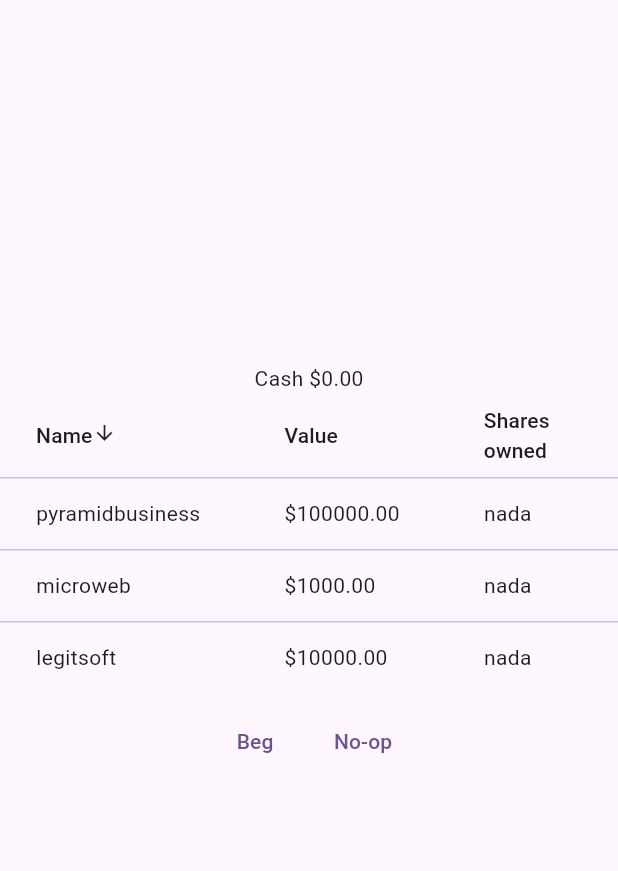
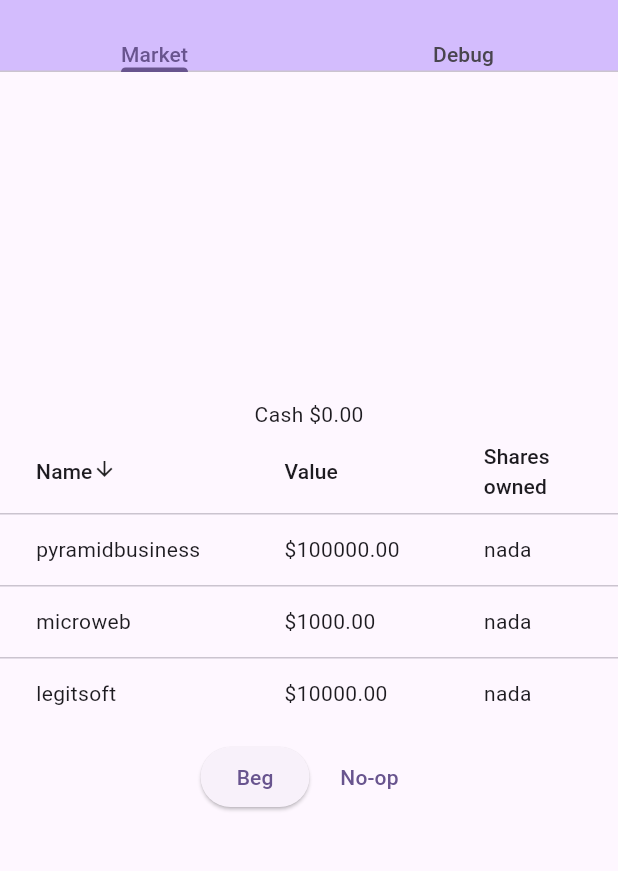
Before and after one commit to christopherfujino/stock_ticker, a Flutter app: the screen it shows after launch, on a phone screen of 412 x 824 dp, the part 84-955 px from its top. Run offline on Flutter 3.47's test engine with Material 2 defaults, Android fonts, the light colour scheme and no system bars.

Commit message:
add tabs with debug view

```diff
--- a/stock_ticker_ui/lib/main.dart
+++ b/stock_ticker_ui/lib/main.dart
@@ -1,5 +1,6 @@
 import 'package:flutter/material.dart';
 
+import 'src/debug.dart';
 import 'src/state.dart';
 import 'src/stock_view.dart';
 
@@ -22,7 +23,10 @@ class MyApp extends StatelessWidget {
         colorScheme: ColorScheme.fromSeed(seedColor: Colors.deepPurple),
         useMaterial3: true,
       ),
-      home: const MyHomePage(title: 'Stock Ticker'),
+      home: const DefaultTabController(
+        length: 2,
+        child: MyHomePage(title: 'Stock Ticker'),
+      ),
     );
   }
 }
@@ -34,13 +38,31 @@ class MyHomePage extends StatelessWidget {
 
   @override
   Widget build(BuildContext context) {
-    final cash = InheritedState.cashOf(context);
     return Scaffold(
       appBar: AppBar(
         backgroundColor: Theme.of(context).colorScheme.inversePrimary,
         title: Text(title),
+        bottom: const TabBar(
+          tabs: <Widget>[Text('Market'), Text('Debug')],
         ),
-      body: Center(
+      ),
+      body: const TabBarView(
+        children: <Widget>[
+          GameView(),
+          DebugView(),
+        ],
+      ),
+    );
+  }
+}
+
+class GameView extends StatelessWidget {
+  const GameView({super.key});
+
+  @override
+  Widget build(BuildContext context) {
+    final cash = InheritedState.cashOf(context);
+    return Center(
       child: Column(
         mainAxisAlignment: MainAxisAlignment.center,
         children: <Widget>[
@@ -52,7 +74,7 @@ class MyHomePage extends StatelessWidget {
           ButtonBar(
             alignment: MainAxisAlignment.center,
             children: <Widget>[
-                TextButton(
+              ElevatedButton(
                 onPressed: () => cash.update(cash.valueCents + 1),
                 child: const Text('Beg'),
               ),
@@ -64,7 +86,6 @@ class MyHomePage extends StatelessWidget {
           ),
         ],
       ),
-      ),
     );
   }
 }
--- a/stock_ticker_ui/lib/src/stock_view.dart
+++ b/stock_ticker_ui/lib/src/stock_view.dart
@@ -3,14 +3,9 @@ import 'package:data_engine/data_engine.dart';
 
 import 'state.dart';
 
-class AssetTableWidget extends StatefulWidget {
+class AssetTableWidget extends StatelessWidget {
   const AssetTableWidget({super.key});
 
-  @override
-  State<AssetTableWidget> createState() => _AssetTableWidgetState();
-}
-
-class _AssetTableWidgetState extends State<AssetTableWidget> {
   @override
   Widget build(BuildContext context) {
     final assets = InheritedState.assetsOf(context);
```
Also changed, not shown: stock_ticker_ui/lib/src/debug.dart (added, +35 -0 lines). Lines whose indentation alone changed are shown as unchanged.
